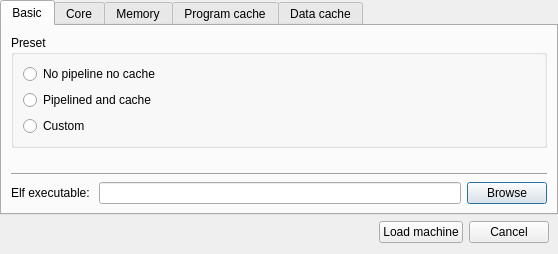
Above: qtmips_gui/NewDialog.ui from cvut/qtrvsim before the change. Below: the same form after it.
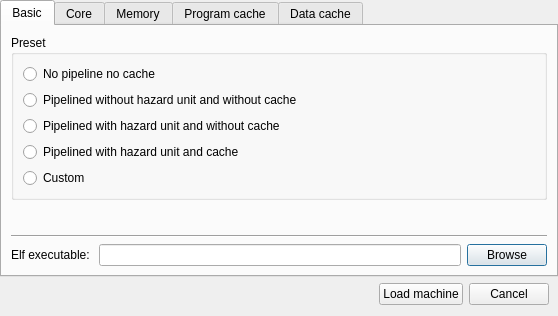
That is the form after the change.

Commit message:
Implement Cache configuration
This commit implements both cache configuration for machine and for gui.

Patch:
```diff
--- a/qtmips_gui/NewDialog.ui
+++ b/qtmips_gui/NewDialog.ui
@@ -7,7 +7,7 @@
     <x>0</x>
     <y>0</y>
     <width>558</width>
-    <height>254</height>
+    <height>316</height>
    </rect>
   </property>
   <property name="windowTitle">
@@ -49,10 +49,24 @@
             </property>
            </widget>
           </item>
+          <item>
+           <widget class="QRadioButton" name="preset_pipelined_bare">
+            <property name="text">
+             <string>Pipelined without hazard unit and without cache</string>
+            </property>
+           </widget>
+          </item>
+          <item>
+           <widget class="QRadioButton" name="preset_pipelined_hazard">
+            <property name="text">
+             <string>Pipelined with hazard unit and without cache</string>
+            </property>
+           </widget>
+          </item>
           <item>
            <widget class="QRadioButton" name="preset_pipelined">
             <property name="text">
-             <string>Pipelined and cache</string>
+             <string>Pipelined with hazard unit and cache</string>
             </property>
            </widget>
           </item>
```
The commit also changes 6 other files.
